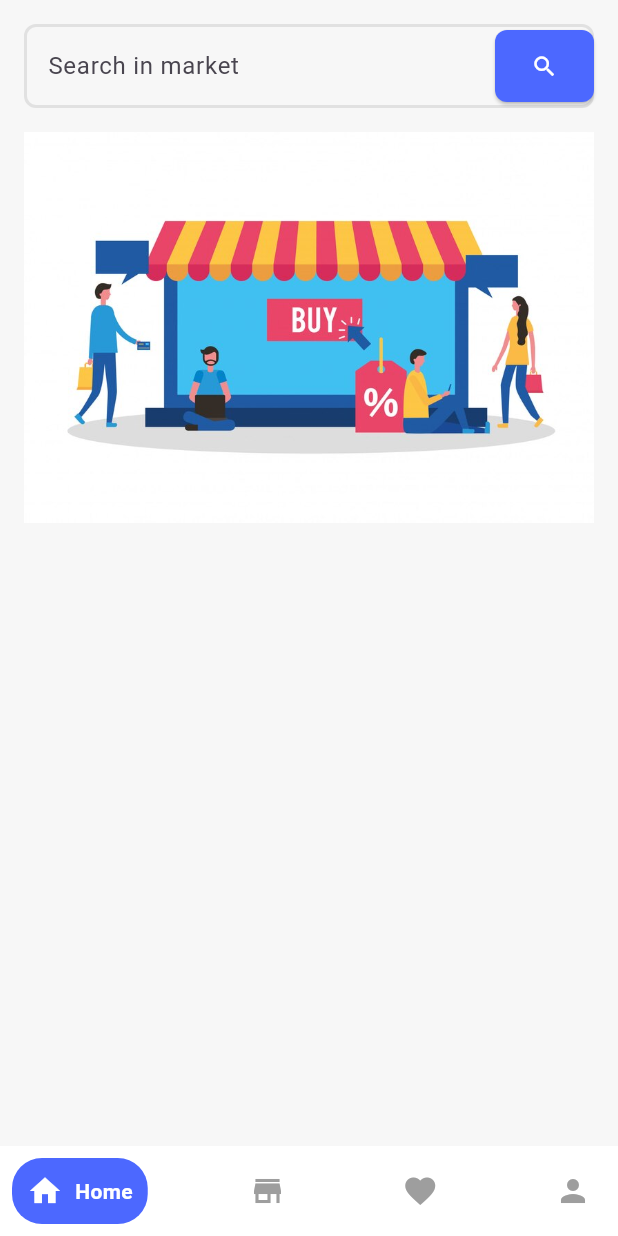
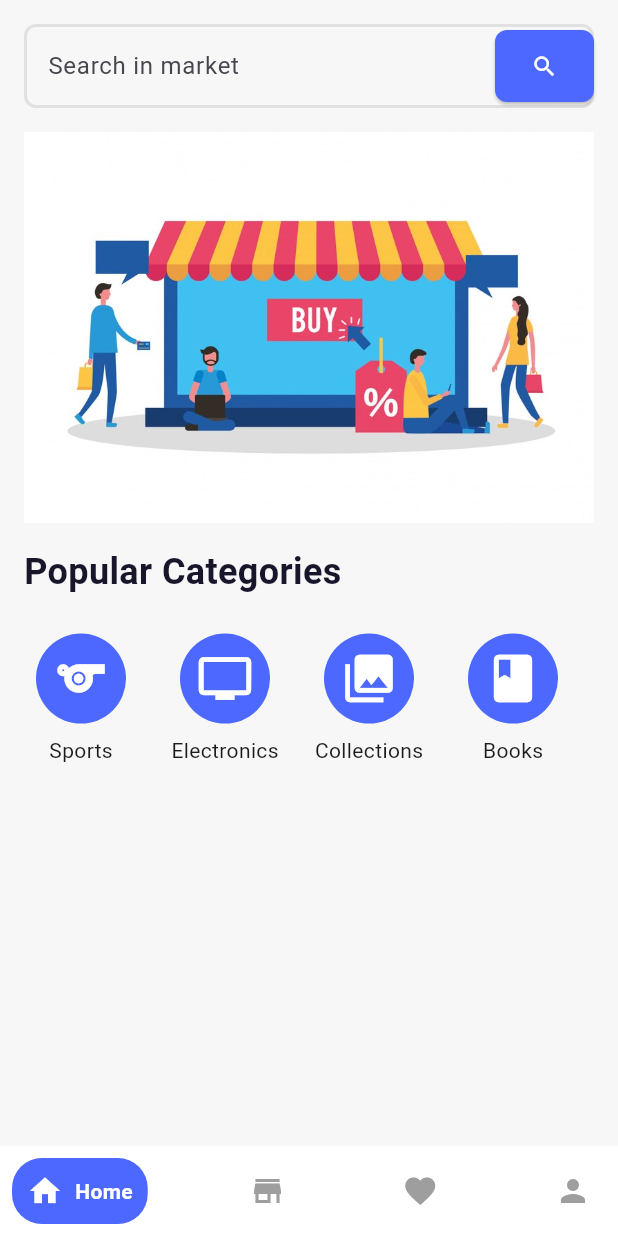
Before and after one commit to amrelmaadawy/market, a Flutter app: the MainHomeView screen opened directly, on a phone screen of 412 x 824 dp. Run offline on Flutter 3.47's test engine with Material 3 defaults, Android fonts, the phone set to English and light mode, and no system bars; drawn by our look-alikes of google_nav_bar; our stand-ins replace bloc, flutter_bloc.

Commit message:
add categories list

```diff
--- a/lib/views/home/UI/home_view.dart
+++ b/lib/views/home/UI/home_view.dart
@@ -1,3 +1,4 @@
+import 'package:app/core/app_colors.dart';
 import 'package:app/views/home/UI/widgets/search_form_feild.dart';
 import 'package:flutter/material.dart';
 
@@ -14,8 +15,58 @@ class HomeView extends StatelessWidget {
           SearchFormField(searchController: searchController),
           const SizedBox(height: 16),
           Image.asset('assets/images/buy.jpg'),
+          const SizedBox(height: 16),
+          const Text(
+            'Popular Categories',
+            style: TextStyle(
+              fontSize: 24,
+              fontWeight: FontWeight.bold,
+              color: AppColors.kBlackColor,
+            ),
+          ),
+          const SizedBox(height: 16),
+          SizedBox(
+            height: 100,
+            child: ListView.separated(
+              separatorBuilder: (context, index) => const SizedBox(width: 20),
+              itemBuilder: (context, index) {
+                return Column(
+                  children: [
+                    Padding(
+                      padding: const EdgeInsets.all(8.0),
+                      child: CircleAvatar(
+                        radius: 30,
+                        backgroundColor: AppColors.kPrimaryColor,
+                        foregroundColor: AppColors.kWhiteColor,
+                        child: Icon(categorie[index].icon,size: 38,),
+                      ),
+                    ),
+                    Text(categorie[index].name),
+                  ],
+                );
+              },
+              itemCount: categorie.length,
+              scrollDirection: Axis.horizontal,
+              physics: const BouncingScrollPhysics(),
+            ),
+          ),
         ],
       ),
     );
   }
 }
+
+List<Categories> categorie = [
+  Categories(name: 'Sports', icon: Icons.sports),
+  Categories(name: 'Electronics', icon: Icons.tv),
+  Categories(name: 'Collections', icon: Icons.collections),
+  Categories(name: 'Books', icon: Icons.book),
+  Categories(name: 'Games', icon: Icons.games),
+  Categories(name: 'Bikes', icon: Icons.bike_scooter),
+];
+
+class Categories {
+  final String name;
+  final IconData icon;
+  Categories({required this.name, required this.icon});
+}
```
